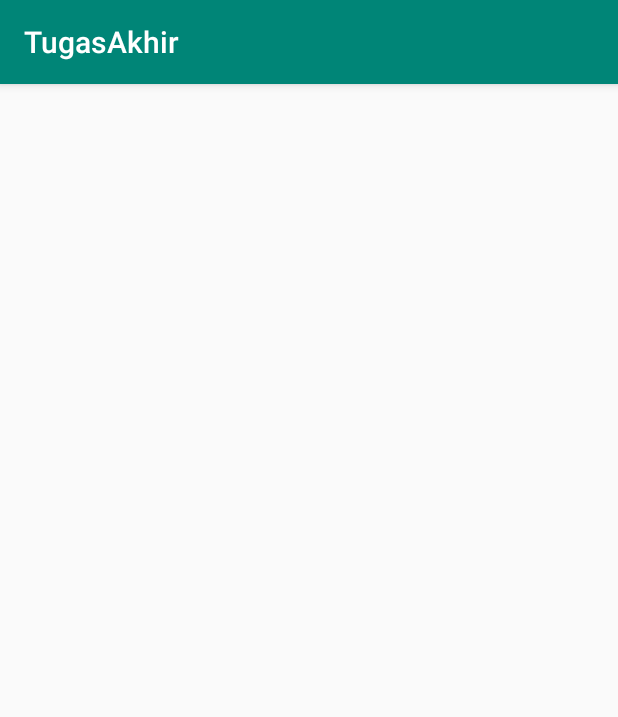
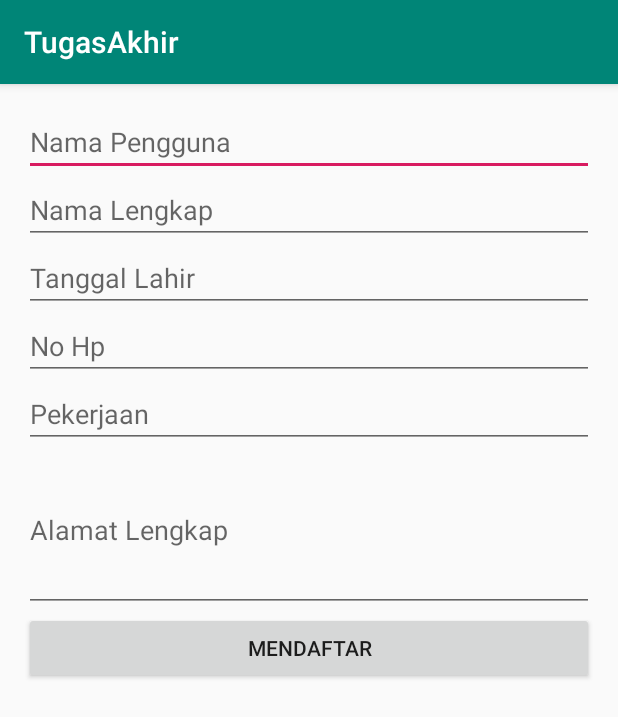
Before and after one commit to alpine12/Tugas-Akhir, an Android app: the RegisterActivity screen opened directly, with no data from a screen before it, on a phone screen of 412 x 824 dp. Shown: the top 717 px of the screen. Run offline under Robolectric (Android 15) with nearby library versions, the phone set to English and light mode, and no system bars.

Commit message:
REGISTER fix 1.1

```diff
--- a/app/src/main/java/id/BentengBuahNaga/App/activity/RegisterActivity.java
+++ b/app/src/main/java/id/BentengBuahNaga/App/activity/RegisterActivity.java
@@ -2,15 +2,54 @@ package id.BentengBuahNaga.App.activity;
 
 import androidx.appcompat.app.AppCompatActivity;
 
+import android.content.Context;
 import android.os.Bundle;
+import android.view.View;
+import android.widget.Button;
+import android.widget.Toast;
 
 import id.BentengBuahNaga.App.R;
+import id.BentengBuahNaga.App.activity.contract.RegisterContract;
+import id.BentengBuahNaga.App.activity.presenter.RegisterPresenter;
 
-public class RegisterActivity extends AppCompatActivity {
+public class RegisterActivity extends AppCompatActivity implements RegisterContract.View {
+    private static final String TAG = "RegisterActivity";
+    private RegisterPresenter presenter;
+    private Context mContext;
+    private Button mendaftar;
 
     @Override
     protected void onCreate(Bundle savedInstanceState) {
         super.onCreate(savedInstanceState);
         setContentView(R.layout.activity_register);
+
+        mContext = this;
+        initUi();
+        initEvent();
+
+    }
+
+    private void initUi() {
+        mendaftar = findViewById(R.id.mendaftar);
+        presenter = new RegisterPresenter(this);
+    }
+
+    private void initEvent() {
+        mendaftar.setOnClickListener(new View.OnClickListener() {
+            @Override
+            public void onClick(View view) {
+                presenter.tombolMendaftar();
+            }
+        });
+    }
+
+    @Override
+    public void berhasilmendaftar() {
+        Toast.makeText(mContext, "Success", Toast.LENGTH_SHORT).show();
+    }
+
+    @Override
+    public void gagalMendaftar() {
+
     }
 }
--- /dev/null
+++ b/app/src/main/java/id/BentengBuahNaga/App/activity/contract/RegisterContract.java
@@ -0,0 +1,20 @@
+package id.BentengBuahNaga.App.activity.contract;
+
+public interface RegisterContract {
+    interface Model {
+    }
+
+    interface View {
+
+        void berhasilmendaftar();
+
+        void gagalMendaftar();
+
+    }
+
+    interface Presenter {
+
+        void tombolMendaftar();
+
+    }
+}
--- /dev/null
+++ b/app/src/main/java/id/BentengBuahNaga/App/activity/model/RegisterModel.java
@@ -0,0 +1,6 @@
+package id.BentengBuahNaga.App.activity.model;
+
+import id.BentengBuahNaga.App.activity.contract.RegisterContract;
+
+public class RegisterModel implements RegisterContract.Model {
+}
--- /dev/null
+++ b/app/src/main/java/id/BentengBuahNaga/App/activity/presenter/RegisterPresenter.java
@@ -0,0 +1,19 @@
+package id.BentengBuahNaga.App.activity.presenter;
+
+import id.BentengBuahNaga.App.activity.contract.LoginContract;
+import id.BentengBuahNaga.App.activity.contract.RegisterContract;
+
+public class RegisterPresenter implements RegisterContract.Presenter {
+    private RegisterContract.View view;
+
+    public RegisterPresenter(RegisterContract.View view) {
+        this.view = view;
+    }
+
+    @Override
+    public void tombolMendaftar() {
+
+        view.berhasilmendaftar();
+
+    }
+}
--- a/app/src/main/res/layout/activity_register.xml
+++ b/app/src/main/res/layout/activity_register.xml
@@ -1,9 +1,53 @@
 <?xml version="1.0" encoding="utf-8"?>
-<androidx.constraintlayout.widget.ConstraintLayout xmlns:android="http://schemas.android.com/apk/res/android"
-    xmlns:app="http://schemas.android.com/apk/res-auto"
+<LinearLayout xmlns:android="http://schemas.android.com/apk/res/android"
     xmlns:tools="http://schemas.android.com/tools"
     android:layout_width="match_parent"
     android:layout_height="match_parent"
+    android:orientation="vertical"
+    android:padding="@dimen/padingDeafault"
     tools:context=".activity.RegisterActivity">
 
-</androidx.constraintlayout.widget.ConstraintLayout>
+    <EditText
+        android:layout_width="match_parent"
+        android:layout_height="wrap_content"
+        android:hint="Nama Pengguna" />
+
+    <EditText
+        android:layout_width="match_parent"
+        android:layout_height="wrap_content"
+        android:hint="Nama Lengkap" />
+
+    <EditText
+        android:layout_width="match_parent"
+        android:layout_height="wrap_content"
+        android:hint="Tanggal Lahir" />
+
+    <EditText
+        android:layout_width="match_parent"
+        android:layout_height="wrap_content"
+        android:hint="No Hp"
+        android:inputType="phone" />
+
+    <EditText
+        android:layout_width="match_parent"
+        android:layout_height="wrap_content"
+        android:hint="Pekerjaan" />
+
+    <EditText
+        android:layout_width="match_parent"
+        android:layout_height="wrap_content"
+        android:hint="Alamat Lengkap"
+        android:inputType="text|textMultiLine"
+        android:lines="8"
+        android:minLines="4"
+        android:maxLines="10"
+         />
+
+    <Button
+        android:id="@+id/mendaftar"
+        android:layout_width="match_parent"
+        android:layout_height="wrap_content"
+        android:text="mendaftar" />
+
+
+</LinearLayout>
```
Also changed, not shown: app/src/main/java/id/BentengBuahNaga/App/activity/LoginActivity.java (+34 -6 lines), app/src/main/java/id/BentengBuahNaga/App/activity/contract/LoginContract.java (+8 -2 lines), app/src/main/java/id/BentengBuahNaga/App/activity/model/LoginModel.java (+12 -3 lines), app/src/main/java/id/BentengBuahNaga/App/activity/presenter/LoginPresenter.java (+15 -3 lines), app/src/main/java/id/BentengBuahNaga/App/helper/PindahActivity.java (added, +13 -0 lines), app/src/main/res/layout/activity_login.xml (+8 -1 lines).
